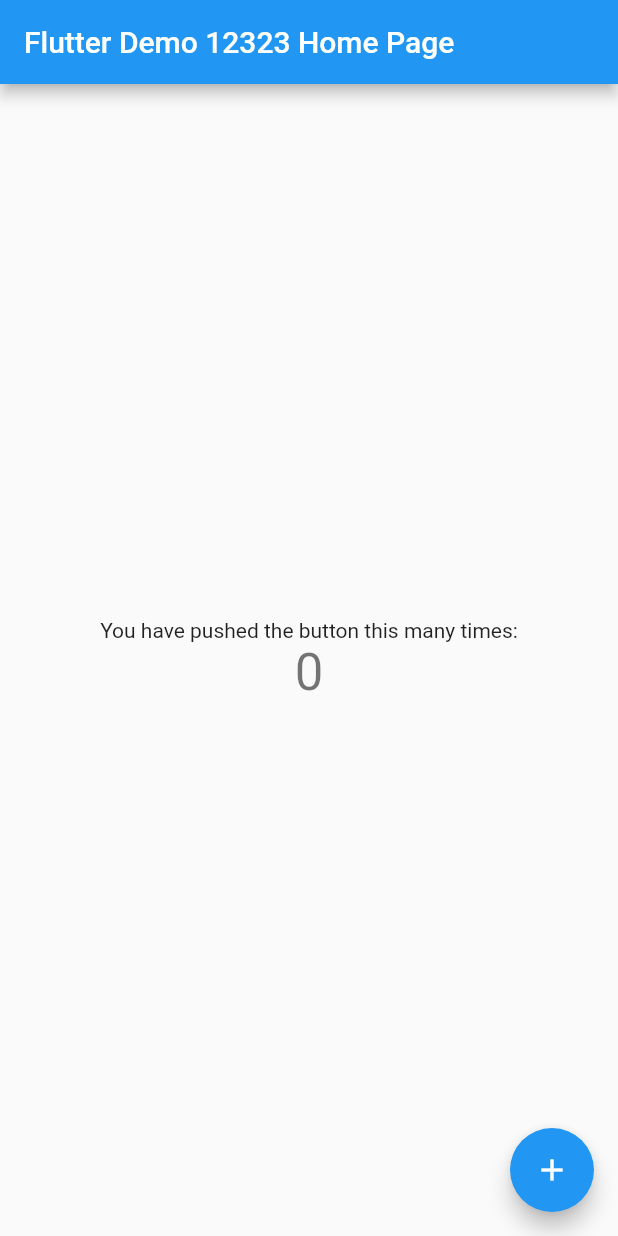
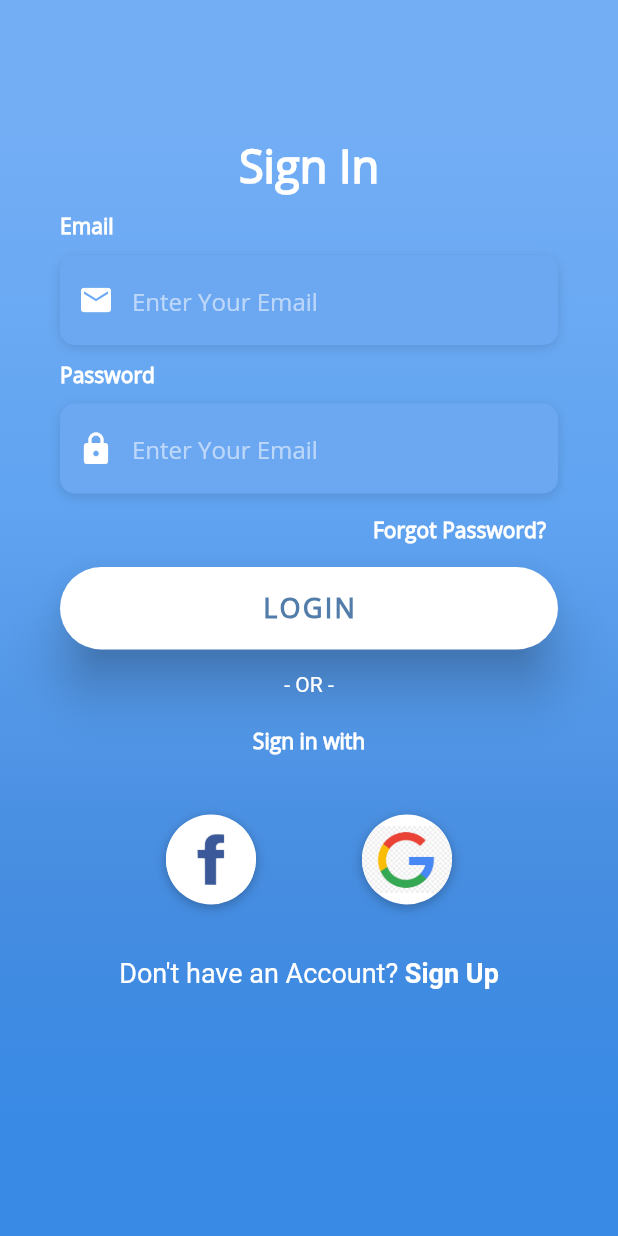
Before and after one commit to melihyumusaker/Vizyoner-GencStaj-FrontEnd, a Flutter app: the screen it shows after launch, on a phone screen of 412 x 824 dp. Run offline on Flutter 3.47's test engine with Material 2 defaults, Android fonts, the phone set to English and light mode, and no system bars.

Commit message:
login page

```diff
--- a/lib/main.dart
+++ b/lib/main.dart
@@ -1,4 +1,6 @@
 import 'package:flutter/material.dart';
+import 'package:proje/pages/auth/login.dart';
+import 'package:flutter/services.dart';
 
 void main() {
   runApp(const MyApp());
@@ -9,59 +11,18 @@ class MyApp extends StatelessWidget {
 
   @override
   Widget build(BuildContext context) {
+    SystemChrome.setSystemUIOverlayStyle(const SystemUiOverlayStyle(
+      statusBarColor: Colors.transparent,
+      statusBarBrightness: Brightness.dark,
+    ));
+
     return MaterialApp(
+      debugShowCheckedModeBanner: false,
       title: 'Flutter Demo',
       theme: ThemeData(
         primarySwatch: Colors.blue,
       ),
-      home: const MyHomePage(title: 'Flutter Demo 12323 Home Page'),
+      home: const Login(),
     );
   }
 }
-
-class MyHomePage extends StatefulWidget {
-  const MyHomePage({super.key, required this.title});
-
-  final String title;
-
-  @override
-  State<MyHomePage> createState() => _MyHomePageState();
-}
-
-class _MyHomePageState extends State<MyHomePage> {
-  int _counter = 0;
-
-  void _incrementCounter() {
-    setState(() {
-      _counter++;
-    });
-  }
-
-  @override
-  Widget build(BuildContext context) {
-    return Scaffold(
-      appBar: AppBar(
-        title: Text(widget.title),
-      ),
-      body: Center(
-        child: Column(
-          mainAxisAlignment: MainAxisAlignment.center,
-          children: <Widget>[
-            const Text(
-              'You have pushed the button this many times:',
-            ),
-            Text(
-              '$_counter',
-              style: Theme.of(context).textTheme.headline4,
-            ),
-          ],
-        ),
-      ),
-      floatingActionButton: FloatingActionButton(
-        onPressed: _incrementCounter,
-        tooltip: 'Increment',
-        child: const Icon(Icons.add),
-      ),
-    );
-  }
-}
--- /dev/null
+++ b/lib/pages/auth/login.dart
@@ -0,0 +1,271 @@
+import 'package:flutter/material.dart';
+import 'package:proje/utils/constants.dart';
+
+class Login extends StatefulWidget {
+  const Login({super.key});
+
+  @override
+  State<Login> createState() => _LoginState();
+}
+
+class _LoginState extends State<Login> {
+  @override
+  Widget build(BuildContext context) {
+    return Scaffold(
+      body: Stack(
+        children: <Widget>[
+          _setHomeBackgroundColor(),
+          SizedBox(
+            height: double.infinity,
+            child: SingleChildScrollView(
+              physics: const AlwaysScrollableScrollPhysics(),
+              padding:
+                  const EdgeInsets.symmetric(horizontal: 40.0, vertical: 90.0),
+              child: Column(
+                mainAxisAlignment: MainAxisAlignment.center,
+                children: <Widget>[
+                  _signInText(),
+                  const SizedBox(height: 10.0),
+                  _buildEmailTF(),
+                  const SizedBox(height: 10.0),
+                  _buildPasswordTF(),
+                  _buildForgotPasswordBtn(),
+                  _buildLoginBtn(),
+                  _buildSignInWithText(),
+                  _buildSocialBtnRow(),
+                  _buildSignupBtn(),
+                ],
+              ),
+            ),
+          )
+        ],
+      ),
+    );
+  }
+
+  Widget _buildSignupBtn() {
+    return GestureDetector(
+      // ignore: avoid_print
+      onTap: () => print('Sign Up Button Pressed'),
+      child: RichText(
+        text: const TextSpan(
+          children: [
+            TextSpan(
+              text: 'Don\'t have an Account? ',
+              style: TextStyle(
+                color: Colors.white,
+                fontSize: 18.0,
+                fontWeight: FontWeight.w400,
+              ),
+            ),
+            TextSpan(
+              text: 'Sign Up',
+              style: TextStyle(
+                color: Colors.white,
+                fontSize: 18.0,
+                fontWeight: FontWeight.bold,
+              ),
+            ),
+          ],
+        ),
+      ),
+    );
+  }
+
+  Widget _buildSocialBtn(Function onTap, AssetImage logo) {
+    return GestureDetector(
+      onTap: onTap(),
+      child: Container(
+        height: 60.0,
+        width: 60.0,
+        decoration: BoxDecoration(
+          shape: BoxShape.circle,
+          color: Colors.white,
+          boxShadow: const [
+            BoxShadow(
+              color: Colors.black26,
+              offset: Offset(0, 2),
+              blurRadius: 6.0,
+            ),
+          ],
+          image: DecorationImage(
+            image: logo,
+          ),
+        ),
+      ),
+    );
+  }
+
+  Widget _buildSocialBtnRow() {
+    return Padding(
+      padding: const EdgeInsets.only(bottom: 35, top: 40),
+      child: Row(
+        mainAxisAlignment: MainAxisAlignment.spaceEvenly,
+        children: <Widget>[
+          _buildSocialBtn(
+            // ignore: avoid_print
+            () => print('Login with Facebook'),
+            const AssetImage(
+              'assets/images/facebook.jpg',
+            ),
+          ),
+          _buildSocialBtn(
+            // ignore: avoid_print
+            () => print('Login with Google'),
+            const AssetImage(
+              'assets/images/google.jpg',
+            ),
+          ),
+        ],
+      ),
+    );
+  }
+
+  Widget _buildSignInWithText() {
+    return Column(
+      children: <Widget>[
+        const Text(
+          '- OR -',
+          style: TextStyle(
+            color: Colors.white,
+            fontWeight: FontWeight.w400,
+          ),
+        ),
+        const SizedBox(height: 20.0),
+        Text(
+          'Sign in with',
+          style: kLabelStyle,
+        ),
+      ],
+    );
+  }
+
+  Text _signInText() {
+    return const Text(
+      "Sign In",
+      style: TextStyle(
+        color: Colors.white,
+        fontFamily: 'OpenSans',
+        fontSize: 30,
+        fontWeight: FontWeight.bold,
+      ),
+    );
+  }
+
+  Container _setHomeBackgroundColor() {
+    return Container(
+      height: double.infinity,
+      width: double.infinity,
+      decoration: const BoxDecoration(
+        gradient: LinearGradient(
+          begin: Alignment.topCenter,
+          end: Alignment.bottomCenter,
+          colors: [
+            Color(0xFF73AEF5),
+            Color(0xFF61A4F1),
+            Color(0xFF478DE0),
+            Color(0xFF398AE5),
+          ],
+          stops: [0.1, 0.4, 0.7, 0.9],
+        ),
+      ),
+    );
+  }
+
+  Widget _buildLoginBtn() {
+    return Container(
+      padding: const EdgeInsets.only(top: 1.0, bottom: 15),
+      width: double.infinity,
+      child: ElevatedButton(
+        style: ElevatedButton.styleFrom(
+          elevation: 15.0,
+          backgroundColor: Colors.white,
+          padding: const EdgeInsets.all(15.0),
+          shape: RoundedRectangleBorder(
+            borderRadius: BorderRadius.circular(30.0),
+          ),
+        ),
+        onPressed: () {},
+        child: const Text(
+          'LOGIN',
+          style: TextStyle(
+            color: Color(0xFF527DAA),
+            letterSpacing: 1.5,
+            fontSize: 18.0,
+            fontWeight: FontWeight.bold,
+            fontFamily: 'OpenSans',
+          ),
+        ),
+      ),
+    );
+  }
+
+  Container _buildForgotPasswordBtn() {
+    return Container(
+      alignment: Alignment.centerRight,
+      child: TextButton(
+        onPressed: () {},
+        child: Text(
+          "Forgot Password?",
+          style: kLabelStyle,
+        ),
+      ),
+    );
+  }
+
+  Column _buildPasswordTF() {
+    return Column(
+      crossAxisAlignment: CrossAxisAlignment.start,
+      children: <Widget>[
+        Text(
+          "Password",
+          style: kLabelStyle,
+        ),
+        const SizedBox(height: 10.0),
+        Container(
+          alignment: Alignment.centerLeft,
+          decoration: kBoxDecorationStyle,
+          height: 60.0,
+          child: TextField(
+            obscureText: true,
+            style: const TextStyle(color: Colors.white, fontFamily: "OpenSans"),
+            decoration: InputDecoration(
+                border: InputBorder.none,
+                contentPadding: const EdgeInsets.only(top: 14.0),
+                prefixIcon: const Icon(Icons.lock, color: Colors.white),
+                hintText: "Enter Your Email",
+                hintStyle: kHintTextStyle),
+          ),
+        )
+      ],
+    );
+  }
+
+  Column _buildEmailTF() {
+    return Column(
+      crossAxisAlignment: CrossAxisAlignment.start,
+      children: <Widget>[
+        Text(
+          "Email",
+          style: kLabelStyle,
+        ),
+        const SizedBox(height: 10.0),
+        Container(
+          alignment: Alignment.centerLeft,
+          decoration: kBoxDecorationStyle,
+          height: 60.0,
+          child: TextField(
+            keyboardType: TextInputType.emailAddress,
+            style: const TextStyle(color: Colors.white, fontFamily: "OpenSans"),
+            decoration: InputDecoration(
+                border: InputBorder.none,
+                contentPadding: const EdgeInsets.only(top: 14.0),
+                prefixIcon: const Icon(Icons.email, color: Colors.white),
+                hintText: "Enter Your Email",
+                hintStyle: kHintTextStyle),
+          ),
+        )
+      ],
+    );
+  }
+}
--- /dev/null
+++ b/lib/utils/constants.dart
@@ -0,0 +1,26 @@
+import 'package:flutter/material.dart';
+
+// ignore: prefer_const_constructors
+final kHintTextStyle = TextStyle(
+  color: Colors.white54,
+  fontFamily: 'OpenSans',
+);
+
+// ignore: prefer_const_constructors
+final kLabelStyle = TextStyle(
+  color: Colors.white,
+  fontWeight: FontWeight.bold,
+  fontFamily: 'OpenSans',
+);
+
+final kBoxDecorationStyle = BoxDecoration(
+  color: const Color(0xFF6CA8F1),
+  borderRadius: BorderRadius.circular(10.0),
+  boxShadow: const [
+    BoxShadow(
+      color: Colors.black12,
+      blurRadius: 6.0,
+      offset: Offset(0, 2),
+    ),
+  ],
+);
```
Also changed, not shown: pubspec.yaml (+6 -7 lines), assets/fonts/OpenSans.ttf (added), assets/images/facebook.jpg (added), assets/images/google.jpg (added).
